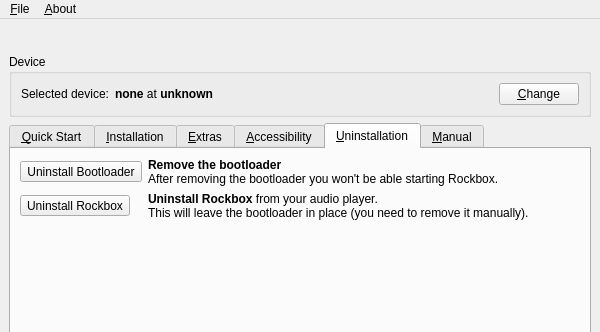
Rockbox-Chinese-Community/Rockbox-RCC, file rbutil/rbutilqt/rbutilqtfrm.ui: the form before one commit; both pictures show x 0 to 600 and y 0 to 332 of the 600 by 550 pixel window.
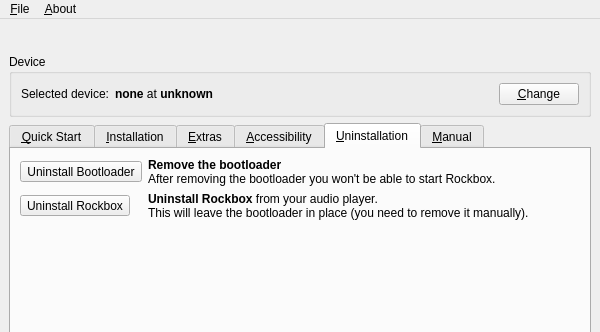
The form after the commit. The open tabs and pages were chosen to show the change. Icons and pictures are not drawn.

Commit message: Fix FS #7594 _again_ --- please stop re-introducing the typo ;)

Diff of the .ui file:
```diff
--- a/rbutil/rbutilqt/rbutilqtfrm.ui
+++ b/rbutil/rbutilqt/rbutilqtfrm.ui
@@ -585,7 +585,7 @@
 p, li { white-space: pre-wrap; }
 &lt;/style>&lt;/head>&lt;body style=" font-family:'Sans Serif'; font-size:9pt; font-weight:400; font-style:normal;">
 &lt;p style=" margin-top:0px; margin-bottom:0px; margin-left:0px; margin-right:0px; -qt-block-indent:0; text-indent:0px;">&lt;span style=" font-weight:600;">Remove the bootloader&lt;/span>&lt;/p>
-&lt;p style=" margin-top:0px; margin-bottom:0px; margin-left:0px; margin-right:0px; -qt-block-indent:0; text-indent:0px;">After removing the bootloader you won't be able starting Rockbox.&lt;/p>&lt;/body>&lt;/html></string>
+&lt;p style=" margin-top:0px; margin-bottom:0px; margin-left:0px; margin-right:0px; -qt-block-indent:0; text-indent:0px;">After removing the bootloader you won't be able to start Rockbox.&lt;/p>&lt;/body>&lt;/html></string>
           </property>
           <property name="wordWrap" >
            <bool>true</bool>
```
